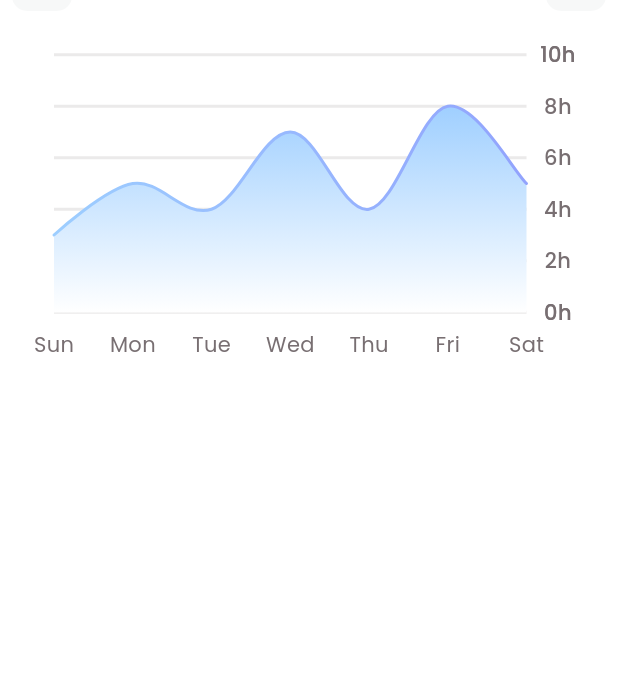
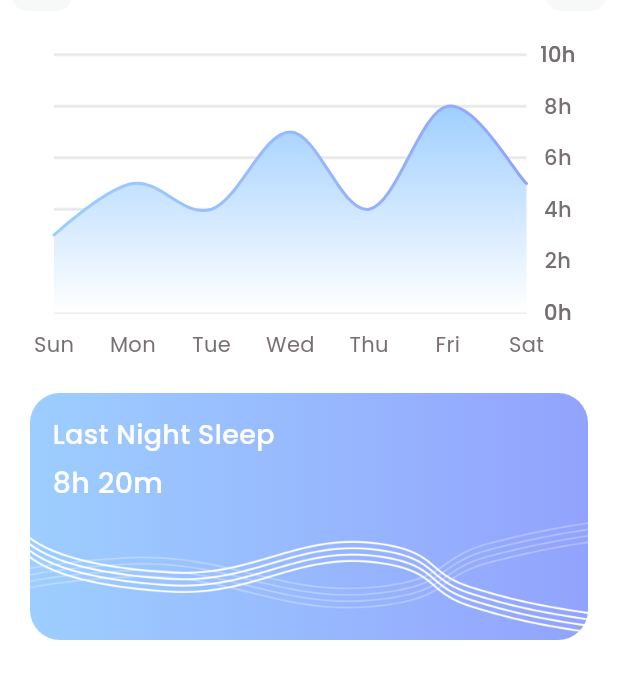
Before and after one commit to asm2212/exe_app, a Flutter app: the SleepTrackerScreen screen opened directly, on a phone screen of 412 x 824 dp, the part 61-760 px from its top. Run offline on Flutter 3.47's test engine with Material 3 defaults, Android fonts, the phone set to English and light mode, and no system bars; drawn by our look-alikes of fl_chart; our stand-ins replace animated_toggle_switch, carousel_slider, readmore, scrollable_positioned_list, simple_circular_progress_bar; missing offline and left inert: dotted_dashed_line, simple_animation_progress_bar; key blocks and very long unbroken strings in the code were emptied for the run.

Commit message:
add Last Night Sleep section with gradient styling and sleep graph

```diff
--- a/lib/screen/sleep_tracker/sleep_tracker_screen.dart
+++ b/lib/screen/sleep_tracker/sleep_tracker_screen.dart
@@ -220,6 +220,52 @@ class _SleepTrackerScreenState extends State<SleepTrackerScreen> {
                           ),
                         ),
                         ),
+                  SizedBox(
+                    height: media.width * 0.05,
+                  ),
+                  Container(
+                    width: double.maxFinite,
+                    height: media.width * 0.4,
+                    decoration: BoxDecoration(
+                        gradient: LinearGradient(colors: ColorExtension.primaryG),
+                        borderRadius: BorderRadius.circular(20)),
+                    child: Column(
+                        crossAxisAlignment: CrossAxisAlignment.start,
+                        children: [
+                          const SizedBox(
+                            height: 15,
+                          ),
+                          Padding(
+                            padding: const EdgeInsets.symmetric(horizontal: 15),
+                            child: Text(
+                              "Last Night Sleep",
+                              style: TextStyle(
+                                color: ColorExtension.white,
+                                fontSize: 18,
+                                fontWeight: FontWeight.w500,
+                              ),
+                            ),
+                          ),
+                             const SizedBox(
+                            height: 6,
+                          ),
+                          Padding(
+                            padding: const EdgeInsets.symmetric(horizontal: 15),
+                            child: Text(
+                              "8h 20m",
+                              style: TextStyle(
+                                  color: ColorExtension.white,
+                                  fontSize: 19,
+                                  fontWeight: FontWeight.w500),
+                            ),
+                          ),
+                          const Spacer(),
+                          Image.asset(
+                            "assets/images/SleepGraph.png",
+                            width: double.maxFinite,
+                          )
+                        ]),
+                  ),
                   ]
                   ),
             ),
```
